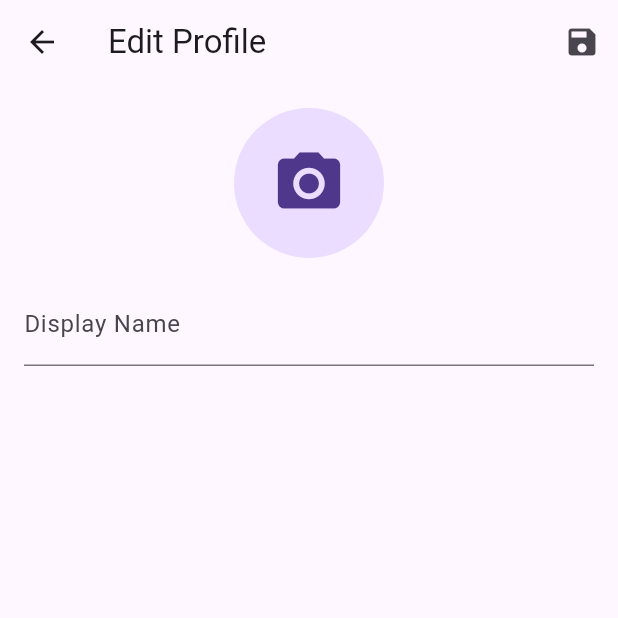
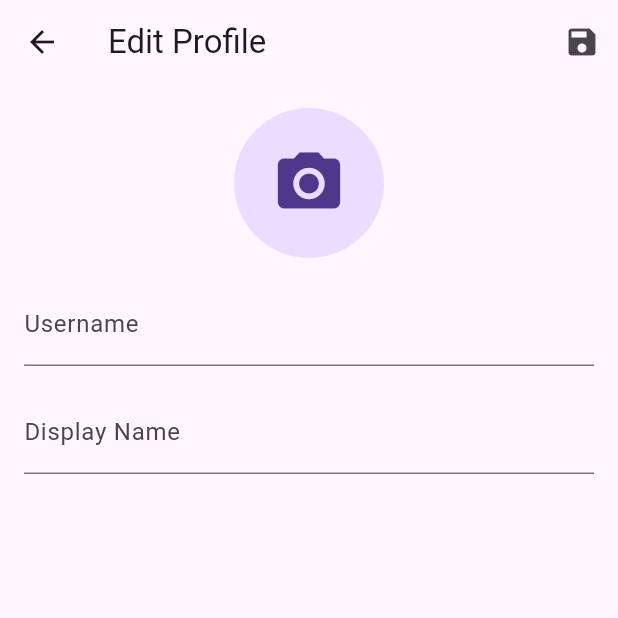
Before and after one commit to KPhamster/Plendy, a Flutter app: the ProfileScreen screen opened directly, after a tap on the "edit" icon, on a phone screen of 412 x 824 dp, the top half of it. Run offline on Flutter 3.47's test engine with Material 3 defaults, Android fonts, the phone set to English and light mode, and no system bars; our stand-ins replace cloud_firestore, firebase_auth, firebase_core, firebase_storage, font_awesome_flutter, google_sign_in and 1 more; accounts and stored records are empty; network calls fail.

Commit message:
Added username functionality

```diff
--- a/lib/screens/edit_profile_screen.dart
+++ b/lib/screens/edit_profile_screen.dart
@@ -3,6 +3,7 @@ import 'package:image_picker/image_picker.dart';
 import 'package:firebase_storage/firebase_storage.dart';
 import 'dart:io';
 import '../services/auth_service.dart';
+import '../services/user_service.dart';
 
 class EditProfileScreen extends StatefulWidget {
   @override
@@ -11,14 +12,48 @@ class EditProfileScreen extends StatefulWidget {
 
 class _EditProfileScreenState extends State<EditProfileScreen> {
   final _authService = AuthService();
+  final _userService = UserService();
   final _nameController = TextEditingController();
+  final _usernameController = TextEditingController();
   File? _imageFile;
   bool _isLoading = false;
+  String? _usernameError;
 
   @override
   void initState() {
     super.initState();
-    _nameController.text = _authService.currentUser?.displayName ?? '';
+    _loadCurrentData();
+  }
+
+  Future<void> _loadCurrentData() async {
+    final user = _authService.currentUser;
+    if (user != null) {
+      _nameController.text = user.displayName ?? '';
+      final username = await _userService.getUserUsername(user.uid);
+      _usernameController.text = username ?? '';
+    }
+  }
+
+  Future<void> _validateUsername(String username) async {
+    if (username.isEmpty) {
+      setState(() => _usernameError = 'Username is required');
+      return;
+    }
+
+    if (username == _usernameController.text) {
+      setState(() => _usernameError = null);
+      return;
+    }
+
+    if (!RegExp(r'^[a-zA-Z0-9_]{3,20}$').hasMatch(username)) {
+      setState(() => _usernameError = 'Username must be 3-20 characters and contain only letters, numbers, and underscores');
+      return;
+    }
+
+    final isAvailable = await _userService.isUsernameAvailable(username);
+    setState(() {
+      _usernameError = isAvailable ? null : 'Username is already taken';
+    });
   }
 
   Future<void> _pickImage() async {
@@ -33,36 +68,44 @@ class _EditProfileScreenState extends State<EditProfileScreen> {
   }
 
   Future<void> _updateProfile() async {
-    setState(() {
-      _isLoading = true;
-    });
+    if (_usernameError != null) return;
+
+    setState(() => _isLoading = true);
 
     try {
-      String? photoURL = _authService.currentUser?.photoURL;
+      final user = _authService.currentUser;
+      if (user == null) throw Exception('User not authenticated');
+
+      // Handle username update
+      if (_usernameController.text.isNotEmpty) {
+        final success = await _userService.setUsername(
+          user.uid,
+          _usernameController.text
+        );
+        if (!success) throw Exception('Failed to update username');
+      }
+
+      String? photoURL = user.photoURL;
 
       if (_imageFile != null) {
-        // Make sure we have a user ID
-        final userId = _authService.currentUser?.uid;
-        if (userId == null) throw Exception('User not authenticated');
-
         // Create the storage reference with the correct path
         final ref = FirebaseStorage.instance
             .ref()
             .child('user_photos')
-            .child(userId)
+            .child(user.uid)
             .child('profile.jpg');
 
         // Upload the file
         await ref.putFile(_imageFile!);
         photoURL = await ref.getDownloadURL();
 
-        print('Debug: Uploading for user $userId');
+        print('Debug: Uploading for user ${user.uid}');
       }
 
       // Update user profile
-      await _authService.currentUser?.updateDisplayName(_nameController.text);
+      await user.updateDisplayName(_nameController.text);
       if (photoURL != null) {
-        await _authService.currentUser?.updatePhotoURL(photoURL);
+        await user.updatePhotoURL(photoURL);
       }
 
       Navigator.pop(context);
@@ -72,9 +115,7 @@ class _EditProfileScreenState extends State<EditProfileScreen> {
         SnackBar(content: Text(e.toString())),
       );
     } finally {
-      setState(() {
-        _isLoading = false;
-      });
+      setState(() => _isLoading = false);
     }
   }
 
@@ -114,6 +155,16 @@ class _EditProfileScreenState extends State<EditProfileScreen> {
                   ),
                   SizedBox(height: 16),
                   TextFormField(
+                    controller: _usernameController,
+                    decoration: InputDecoration(
+                      labelText: 'Username',
+                      hintText: 'Enter unique username',
+                      errorText: _usernameError,
+                    ),
+                    onChanged: _validateUsername,
+                  ),
+                  SizedBox(height: 16),
+                  TextFormField(
                     controller: _nameController,
                     decoration: InputDecoration(
                       labelText: 'Display Name',
--- a/lib/screens/profile_screen.dart
+++ b/lib/screens/profile_screen.dart
@@ -1,5 +1,6 @@
 import 'package:flutter/material.dart';
 import '../services/auth_service.dart';
+import '../services/user_service.dart';
 import 'edit_profile_screen.dart';
 
 class ProfileScreen extends StatefulWidget {
@@ -9,9 +10,28 @@ class ProfileScreen extends StatefulWidget {
 
 class _ProfileScreenState extends State<ProfileScreen> {
   final _authService = AuthService();
+  final _userService = UserService();
+  String? _username;
+
+  @override
+  void initState() {
+    super.initState();
+    _loadUsername();
+  }
+
+  Future<void> _loadUsername() async {
+    final user = _authService.currentUser;
+    if (user != null) {
+      final username = await _userService.getUserUsername(user.uid);
+      setState(() {
+        _username = username;
+      });
+    }
+  }
 
   void _refreshProfile() {
-    setState(() {});  // This will rebuild the widget with new data
+    setState(() {});
+    _loadUsername();
   }
 
   @override
@@ -52,6 +72,14 @@ class _ProfileScreenState extends State<ProfileScreen> {
             ),
             SizedBox(height: 16),
             Text(
+              '@${_username ?? 'username_not_set'}',
+              style: TextStyle(
+                fontSize: 20,
+                fontWeight: FontWeight.bold,
+              ),
+            ),
+            SizedBox(height: 8),
+            Text(
               'Email: ${user?.email ?? 'No email'}',
               style: TextStyle(fontSize: 18),
             ),
--- /dev/null
+++ b/lib/services/user_service.dart
@@ -0,0 +1,64 @@
+import 'package:cloud_firestore/cloud_firestore.dart';
+
+class UserService {
+  final FirebaseFirestore _firestore = FirebaseFirestore.instance;
+
+  // Check if username is available
+  Future<bool> isUsernameAvailable(String username) async {
+    final doc = await _firestore
+        .collection('usernames')
+        .doc(username.toLowerCase())
+        .get();
+    return !doc.exists;
+  }
+
+  // Reserve username and link to user
+  Future<bool> setUsername(String userId, String username) async {
+    final lowercaseUsername = username.toLowerCase();
+
+    try {
+      // Try to create the username document
+      await _firestore.runTransaction((transaction) async {
+        final usernameDoc = await transaction.get(
+          _firestore.collection('usernames').doc(lowercaseUsername)
+        );
+
+        if (usernameDoc.exists) {
+          throw Exception('Username already taken');
+        }
+
+        // Create username reservation
+        transaction.set(
+          _firestore.collection('usernames').doc(lowercaseUsername),
+          {
+            'userId': userId,
+            'username': username,
+            'createdAt': FieldValue.serverTimestamp(),
+          }
+        );
+
+        // Update user's profile
+        transaction.set(
+          _firestore.collection('users').doc(userId),
+          {
+            'username': username,
+            'lowercaseUsername': lowercaseUsername,
+            'updatedAt': FieldValue.serverTimestamp(),
+          },
+          SetOptions(merge: true)
+        );
+      });
+
+      return true;
+    } catch (e) {
+      print('Error setting username: $e');
+      return false;
+    }
+  }
+
+  // Get user's current username
+  Future<String?> getUserUsername(String userId) async {
+    final doc = await _firestore.collection('users').doc(userId).get();
+    return doc.data()?['username'] as String?;
+  }
+}
--- a/pubspec.yaml
+++ b/pubspec.yaml
@@ -41,6 +41,7 @@ dependencies:
   cupertino_icons: ^1.0.8
   image_picker: ^1.1.2
   firebase_storage: ^11.7.7
+  cloud_firestore: ^4.17.5
 
 dev_dependencies:
   flutter_test:
```
Also changed, not shown: pubspec.lock, 3 other files.
